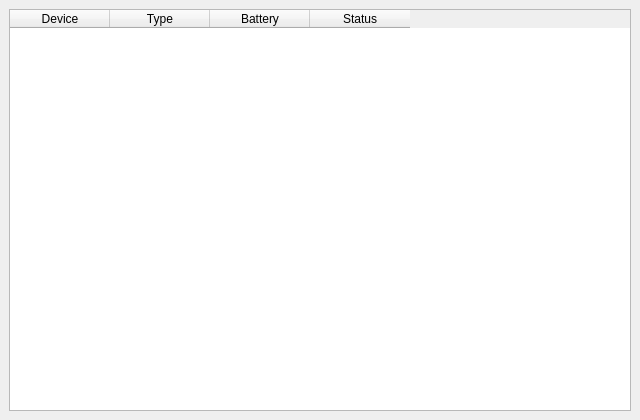
The window that mainwindow.ui (JKWTCN/BatteryMonitor) describes before a commit, drawn with Qt 5.
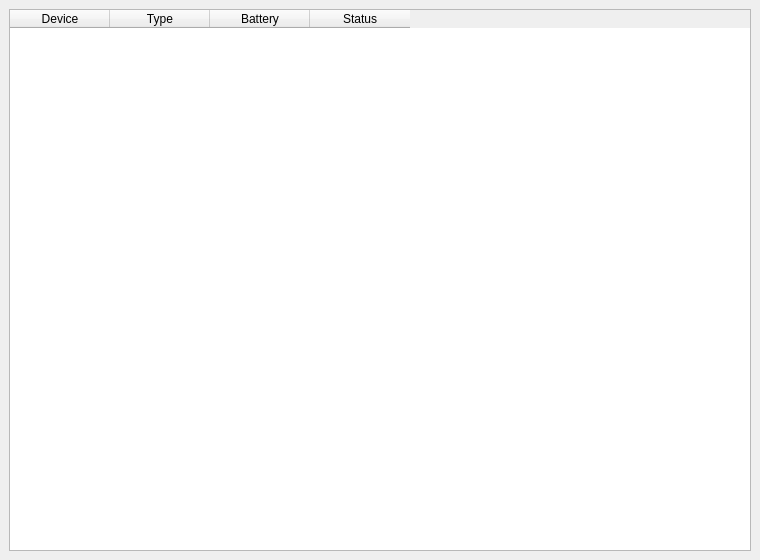
The same window after the commit.

Commit message: feat:优化界面;

Patch:
```diff
--- a/mainwindow.ui
+++ b/mainwindow.ui
@@ -6,8 +6,8 @@
    <rect>
     <x>0</x>
     <y>0</y>
-    <width>640</width>
-    <height>420</height>
+    <width>760</width>
+    <height>560</height>
    </rect>
   </property>
   <property name="windowTitle">
```
The commit also changes 3 other files.
